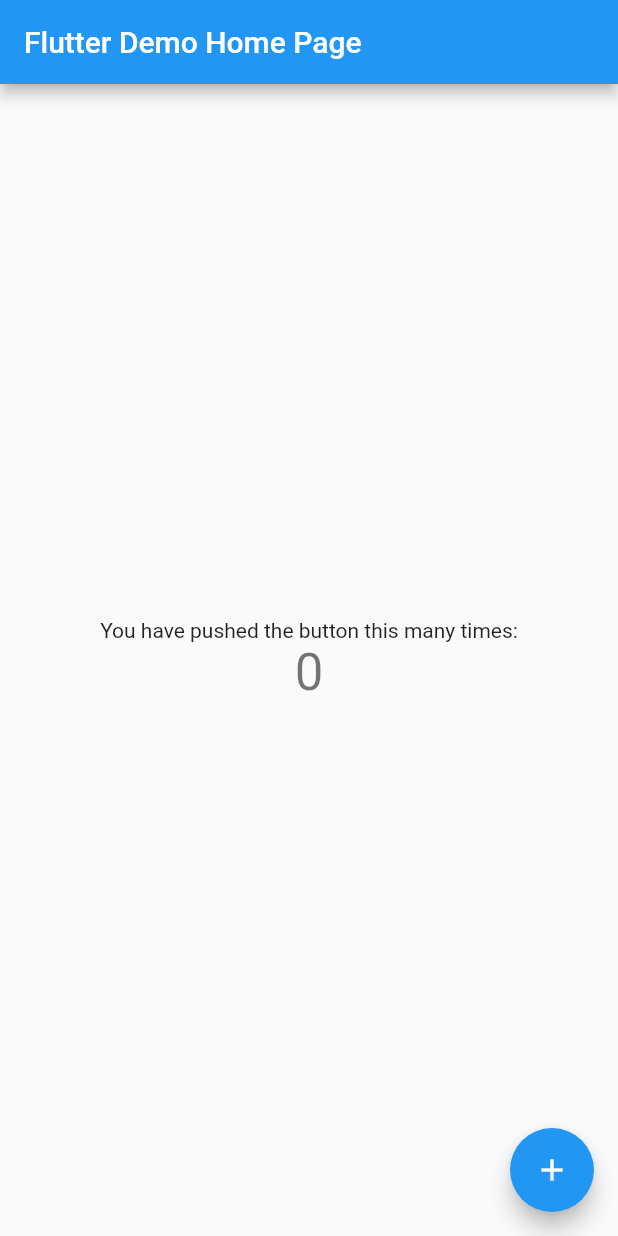
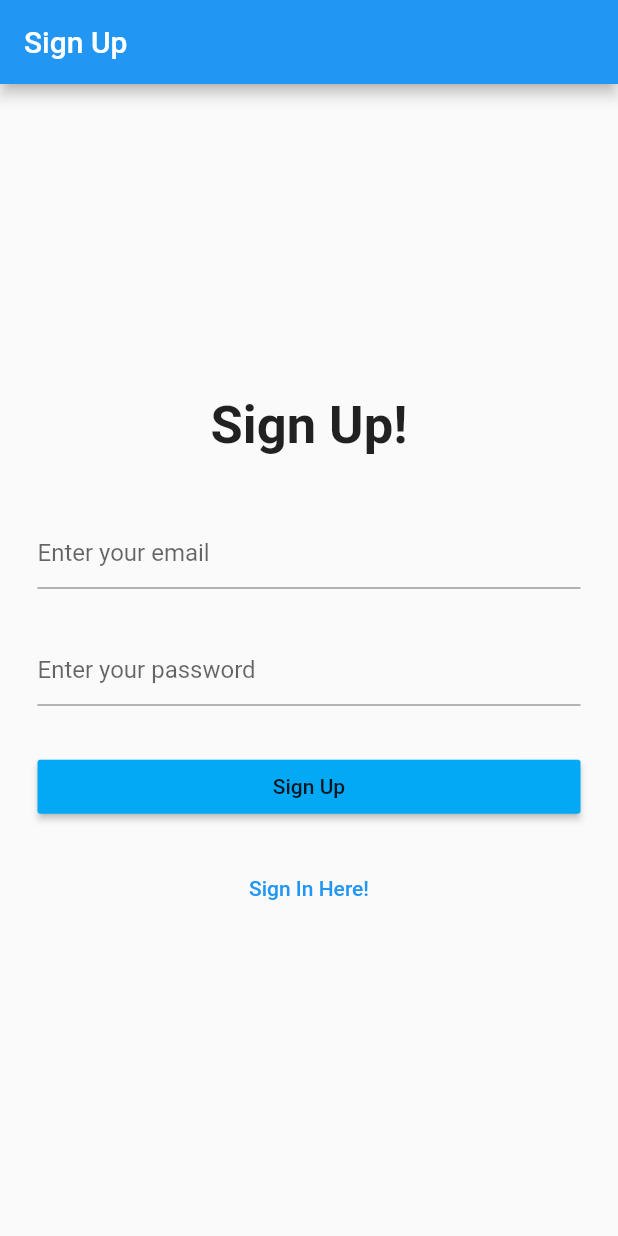
Before and after one commit to khp53/app-dev-course, a Flutter app: the screen it shows after launch, on a phone screen of 412 x 824 dp. Run offline on Flutter 3.47's test engine with Material 2 defaults, Android fonts, the phone set to English and light mode, and no system bars; our stand-ins replace cached_network_image, firebase_auth, firebase_core, font_awesome_flutter, shared_preferences, webview_flutter; accounts and stored records are empty.

Commit message:
firebase auth sign in and sign up completed

```diff
--- a/firebase/lib/main.dart
+++ b/firebase/lib/main.dart
@@ -1,115 +1,23 @@
+import 'package:firebase/screens/auth/signup.dart';
+import 'package:firebase_core/firebase_core.dart';
 import 'package:flutter/material.dart';
 
-void main() {
+void main() async {
+  WidgetsFlutterBinding.ensureInitialized();
+  await Firebase.initializeApp();
   runApp(const MyApp());
 }
 
 class MyApp extends StatelessWidget {
   const MyApp({super.key});
-
-  // This widget is the root of your application.
   @override
   Widget build(BuildContext context) {
     return MaterialApp(
       title: 'Flutter Demo',
       theme: ThemeData(
-        // This is the theme of your application.
-        //
-        // Try running your application with "flutter run". You'll see the
-        // application has a blue toolbar. Then, without quitting the app, try
-        // changing the primarySwatch below to Colors.green and then invoke
-        // "hot reload" (press "r" in the console where you ran "flutter run",
-        // or simply save your changes to "hot reload" in a Flutter IDE).
-        // Notice that the counter didn't reset back to zero; the application
-        // is not restarted.
         primarySwatch: Colors.blue,
       ),
-      home: const MyHomePage(title: 'Flutter Demo Home Page'),
+      home: const SignUP(),
     );
   }
 }
-
-class MyHomePage extends StatefulWidget {
-  const MyHomePage({super.key, required this.title});
-
-  // This widget is the home page of your application. It is stateful, meaning
-  // that it has a State object (defined below) that contains fields that affect
-  // how it looks.
-
-  // This class is the configuration for the state. It holds the values (in this
-  // case the title) provided by the parent (in this case the App widget) and
-  // used by the build method of the State. Fields in a Widget subclass are
-  // always marked "final".
-
-  final String title;
-
-  @override
-  State<MyHomePage> createState() => _MyHomePageState();
-}
-
-class _MyHomePageState extends State<MyHomePage> {
-  int _counter = 0;
-
-  void _incrementCounter() {
-    setState(() {
-      // This call to setState tells the Flutter framework that something has
-      // changed in this State, which causes it to rerun the build method below
-      // so that the display can reflect the updated values. If we changed
-      // _counter without calling setState(), then the build method would not be
-      // called again, and so nothing would appear to happen.
-      _counter++;
-    });
-  }
-
-  @override
-  Widget build(BuildContext context) {
-    // This method is rerun every time setState is called, for instance as done
-    // by the _incrementCounter method above.
-    //
-    // The Flutter framework has been optimized to make rerunning build methods
-    // fast, so that you can just rebuild anything that needs updating rather
-    // than having to individually change instances of widgets.
-    return Scaffold(
-      appBar: AppBar(
-        // Here we take the value from the MyHomePage object that was created by
-        // the App.build method, and use it to set our appbar title.
-        title: Text(widget.title),
-      ),
-      body: Center(
-        // Center is a layout widget. It takes a single child and positions it
-        // in the middle of the parent.
-        child: Column(
-          // Column is also a layout widget. It takes a list of children and
-          // arranges them vertically. By default, it sizes itself to fit its
-          // children horizontally, and tries to be as tall as its parent.
-          //
-          // Invoke "debug painting" (press "p" in the console, choose the
-          // "Toggle Debug Paint" action from the Flutter Inspector in Android
-          // Studio, or the "Toggle Debug Paint" command in Visual Studio Code)
-          // to see the wireframe for each widget.
-          //
-          // Column has various properties to control how it sizes itself and
-          // how it positions its children. Here we use mainAxisAlignment to
-          // center the children vertically; the main axis here is the vertical
-          // axis because Columns are vertical (the cross axis would be
-          // horizontal).
-          mainAxisAlignment: MainAxisAlignment.center,
-          children: <Widget>[
-            const Text(
-              'You have pushed the button this many times:',
-            ),
-            Text(
-              '$_counter',
-              style: Theme.of(context).textTheme.headline4,
-            ),
-          ],
-        ),
-      ),
-      floatingActionButton: FloatingActionButton(
-        onPressed: _incrementCounter,
-        tooltip: 'Increment',
-        child: const Icon(Icons.add),
-      ), // This trailing comma makes auto-formatting nicer for build methods.
-    );
-  }
-}
--- /dev/null
+++ b/firebase/lib/screens/auth/signup.dart
@@ -0,0 +1,124 @@
+import 'package:firebase/screens/auth/signin.dart';
+import 'package:firebase/services/firebase_auth.dart';
+import 'package:flutter/material.dart';
+
+class SignUP extends StatefulWidget {
+  const SignUP({super.key});
+
+  @override
+  State<SignUP> createState() => _SignUPState();
+}
+
+class _SignUPState extends State<SignUP> {
+  // Email controller
+  final email = TextEditingController();
+  // Pass controller
+  final password = TextEditingController();
+
+  final FirebaseAuthServices _firebaseAuthServices = FirebaseAuthServices();
+
+  @override
+  Widget build(BuildContext context) {
+    return Scaffold(
+      appBar: AppBar(
+        title: const Text("Sign Up"),
+      ),
+      body: Container(
+        margin: const EdgeInsets.all(25),
+        child: Column(
+          crossAxisAlignment: CrossAxisAlignment.center,
+          mainAxisAlignment: MainAxisAlignment.center,
+          children: [
+            const Text(
+              "Sign Up!",
+              style: TextStyle(
+                fontSize: 35,
+                fontWeight: FontWeight.bold,
+              ),
+            ),
+            const SizedBox(
+              height: 40,
+            ),
+            customTextField(
+              email,
+              (val) {
+                if (val!.isEmpty) {
+                  return "Please fill up this field!";
+                } else {
+                  return null;
+                }
+              },
+              false,
+              "Enter your email",
+            ),
+            const SizedBox(
+              height: 30,
+            ),
+            customTextField(
+              password,
+              (val) {
+                if (val!.isEmpty) {
+                  return "Please fill up this field!";
+                } else {
+                  return null;
+                }
+              },
+              true,
+              "Enter your password",
+            ),
+            const SizedBox(
+              height: 30,
+            ),
+            MaterialButton(
+              minWidth: MediaQuery.of(context).size.width,
+              onPressed: () async {
+                var respose = await _firebaseAuthServices.signUp(
+                  email.text.trim(),
+                  password.text.trim(),
+                );
+                if (respose != null) {
+                  // ignore: use_build_context_synchronously
+                  ScaffoldMessenger.of(context).showSnackBar(
+                    const SnackBar(
+                      content: Text("Account Created"),
+                    ),
+                  );
+                }
+              },
+              color: Colors.lightBlue,
+              child: const Text("Sign Up"),
+            ),
+            const SizedBox(
+              height: 20,
+            ),
+            TextButton(
+              onPressed: () => Navigator.push(
+                context,
+                MaterialPageRoute(
+                  builder: (_) => const SignIn(),
+                ),
+              ),
+              child: const Text("Sign In Here!"),
+            )
+          ],
+        ),
+      ),
+    );
+  }
+
+  TextFormField customTextField(
+    TextEditingController controller,
+    String? Function(String?)? validator,
+    bool isObscured,
+    String hint,
+  ) {
+    return TextFormField(
+      controller: controller,
+      validator: validator,
+      obscureText: isObscured,
+      decoration: InputDecoration(
+        hintText: hint,
+      ),
+    );
+  }
+}
--- /dev/null
+++ b/firebase/lib/services/firebase_auth.dart
@@ -0,0 +1,37 @@
+import 'package:firebase_auth/firebase_auth.dart';
+
+class FirebaseAuthServices {
+  final _fauth = FirebaseAuth.instance;
+
+  signUp(String email, String password) async {
+    try {
+      final cred = await _fauth.createUserWithEmailAndPassword(
+          email: email, password: password);
+      return cred;
+    } on FirebaseAuthException catch (e) {
+      if (e.code == 'weak-password') {
+        print('The password provided is weak!');
+      } else if (e.code == 'email-already-in-use') {
+        print('The account already exists!');
+      }
+    } catch (e) {
+      print(e.toString());
+    }
+  }
+
+  signIn(String email, String password) async {
+    try {
+      final cred = await _fauth.signInWithEmailAndPassword(
+          email: email, password: password);
+      return cred;
+    } on FirebaseAuthException catch (e) {
+      if (e.code == 'user-not-found') {
+        print('No user found for that email.');
+      } else if (e.code == 'wrong-password') {
+        print('Wrong password provided for that user.');
+      }
+    } catch (e) {
+      print(e.toString());
+    }
+  }
+}
```
Also changed, not shown: firebase/lib/screens/auth/signin.dart (added, +124 -0 lines), firebase/pubspec.yaml (+4 -17 lines), firebase/pubspec.lock, 14 other files.
